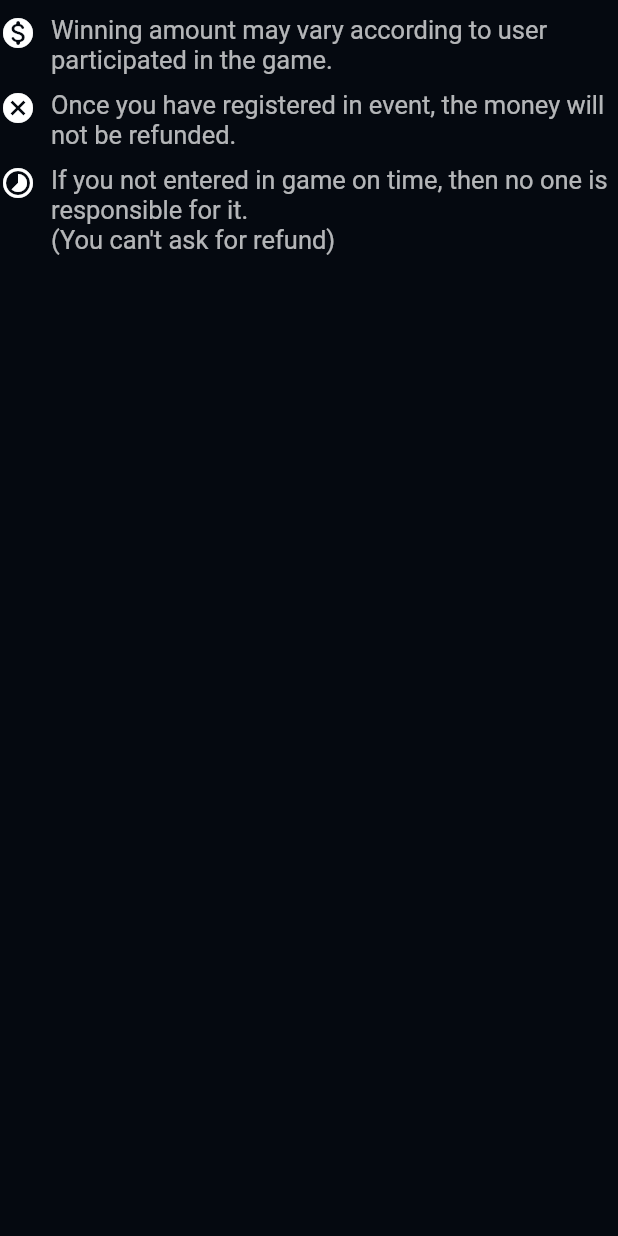
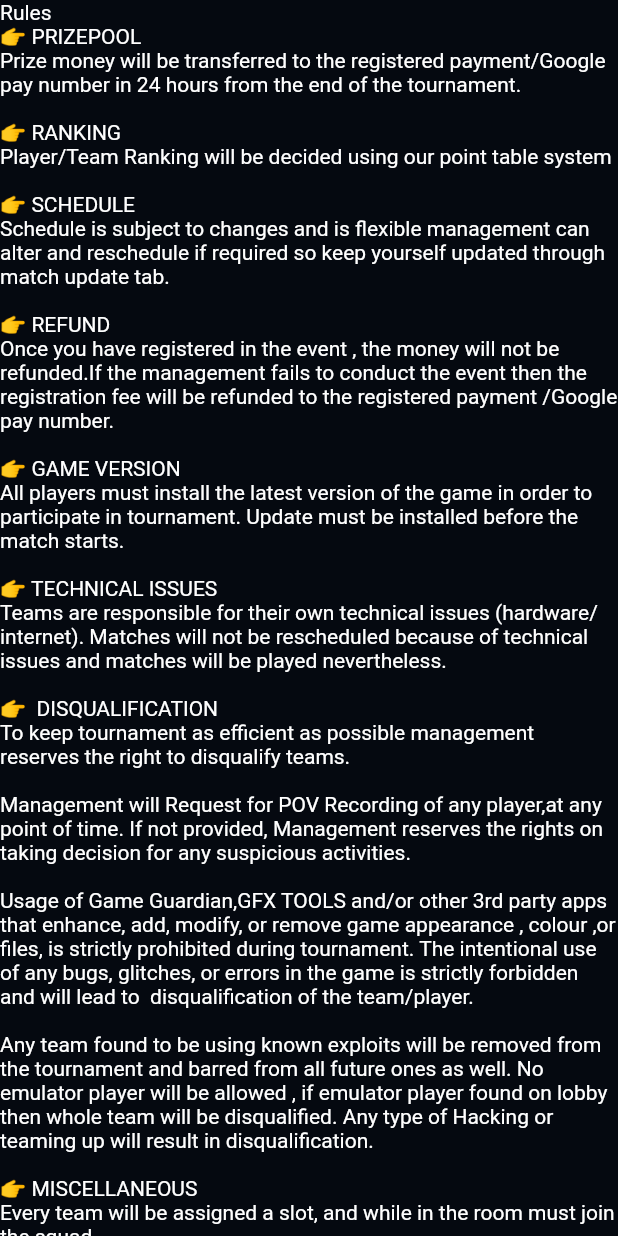
Before and after one commit to sushantdev-git/Tournaverse, a Flutter app: the GameRules widget shown alone on an empty page, opened directly, on a phone screen of 412 x 824 dp. Run offline on Flutter 3.47's test engine with Material 2 defaults, Android fonts, the phone set to English and light mode, and no system bars; our stand-ins replace flutter_secure_storage; accounts and stored records are empty.

```diff
--- a/lib/widgets/GameRules.dart
+++ b/lib/widgets/GameRules.dart
@@ -1,3 +1,4 @@
+import 'package:e_game/konstants/ThemeConstants.dart';
 import 'package:flutter/material.dart';
 import 'package:e_game/widgets/TextAndIcon.dart';
 
@@ -7,21 +8,62 @@ class GameRules extends StatelessWidget {
   @override
   Widget build(BuildContext context) {
     return Column(
-      crossAxisAlignment: CrossAxisAlignment.start,
-      children: const <Widget>[
-        TextAndIcon(
-          icon: Icons.monetization_on_rounded,
-          text: "Winning amount may vary according to user participated in the game.",
-        ),
-        TextAndIcon(
-          icon: Icons.cancel,
-          text: "Once you have registered in event, the money will not be refunded.",
-        ),
-        TextAndIcon(
-          icon: Icons.timelapse,
-          text: "If you not entered in game on time, then no one is responsible for it.\n(You can't ask for refund)",
-        ),
-      ],
-    );
+        crossAxisAlignment: CrossAxisAlignment.start,
+        children: const [
+          Text("""
+Rules
+👉 PRIZEPOOL
+Prize money will be transferred to the registered payment/Google pay number in 24 hours from the end of the tournament.
+
+👉 RANKING
+Player/Team Ranking will be decided using our point table system
+
+👉 SCHEDULE
+Schedule is subject to changes and is flexible management can alter and reschedule if required so keep yourself updated through match update tab.
+
+👉 REFUND
+Once you have registered in the event , the money will not be refunded.If the management fails to conduct the event then the registration fee will be refunded to the registered payment /Google pay number.
+
+👉 GAME VERSION
+All players must install the latest version of the game in order to participate in tournament. Update must be installed before the match starts.
+
+👉 TECHNICAL ISSUES
+Teams are responsible for their own technical issues (hardware/internet). Matches will not be rescheduled because of technical issues and matches will be played nevertheless.
+
+👉  DISQUALIFICATION
+To keep tournament as efficient as possible management reserves the right to disqualify teams.
+
+Management will Request for POV Recording of any player,at any point of time. If not provided, Management reserves the rights on taking decision for any suspicious activities.
+
+Usage of Game Guardian,GFX TOOLS and/or other 3rd party apps that enhance, add, modify, or remove game appearance , colour ,or files, is strictly prohibited during tournament. The intentional use of any bugs, glitches, or errors in the game is strictly forbidden and will lead to  disqualification of the team/player.
+
+Any team found to be using known exploits will be removed from the tournament and barred from all future ones as well. No emulator player will be allowed , if emulator player found on lobby then whole team will be disqualified. Any type of Hacking or teaming up will result in disqualification.
+
+👉 MISCELLANEOUS
+Every team will be assigned a slot, and while in the room must join the squad
+
+Corresponding to his/ her slot number. Repeatedly joining other teams,will result in disqualification of the individual from the tournament.
+
+Only registered team members are allowed to play for a team, playing with unregistered player will lead your team to disqualification.
+
+If you've a doubt someone is hacking / cheating record your POV and send it to Management.
+
+All players participating in the tournament must submit their in- game ID while registering and it will checked.
+
+The game ID is needed to invite players into a custom match and to check if the registered player is playing. Teams/players must enter rooms 5 minutes before the starting Timing.
+
+Teams must take screenshot of results maybe asked by the management any time.if any team found leaking IDP it will lead to ban from the tournament.
+
+Abusing on ALL MIC/ALL CHAT is strictly prohibited,if found abusing team will be disqualified.
+
+There won't be any re-matches, expect the management decides to.
+
+Management won't be responsible if you miss any of your match for any reason.
+
+Rematch won't be done if you miss any match.
+
+
+ALL ABOVE RULES CAN CHANGE WITHOUT PRIOR NOTICE.""", style: whiteTextTheme,)
+        ]);
   }
 }
```
Also changed, not shown: lib/Pages/EventDetailsPage.dart (+44 -16 lines).
